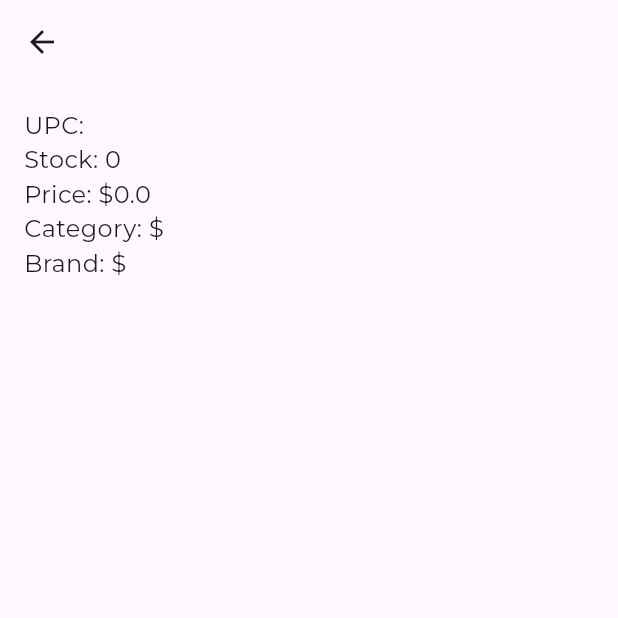
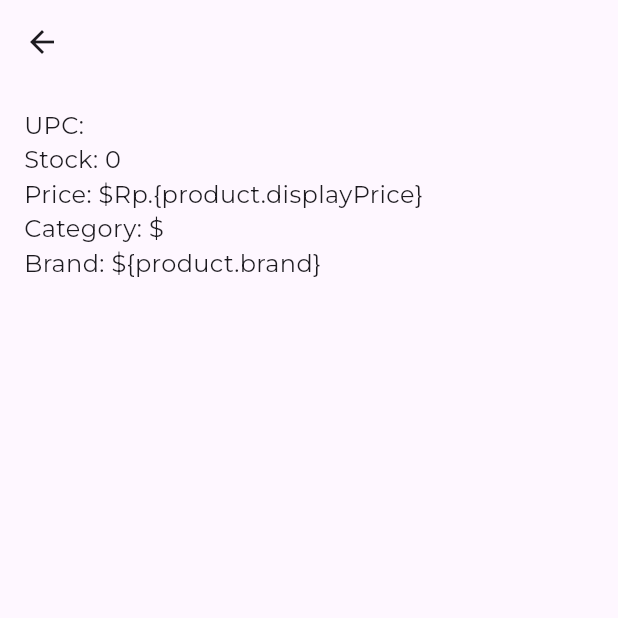
Before and after one commit to VinChriZ/primamobile, a Flutter app: the ProductDetailPage screen opened directly with empty values, on a phone screen of 412 x 824 dp, the top half of it. Run offline on Flutter 3.47's test engine with Material 3 defaults, Android fonts, the phone set to English and light mode, and no system bars; our stand-ins replace bloc, device_info_plus, device_preview, dio, equatable, flutter_bloc and 3 more; missing offline and left inert: android_id, mobile_scanner; accounts and stored records are empty; project files that could hold a hidden picture were left out.

Commit message:
minor change

```diff
--- a/lib/app/pages/home/owner_home/view/pages/profile/bloc/profile_bloc.dart
+++ b/lib/app/pages/home/owner_home/view/pages/profile/bloc/profile_bloc.dart
@@ -27,7 +27,7 @@ class ProfileBloc extends Bloc<ProfileEvent, ProfileState> {
       final role = await userRepository.getRole();
       emit(ProfileLoaded(name: name, role: role));
     } catch (_) {
-      emit(ProfileError(message: "Failed to load profile."));
+      emit(const ProfileError(message: "Failed to load profile."));
     }
   }
 
--- a/lib/app/pages/home/owner_home/view/pages/stock/view/product_detail.dart
+++ b/lib/app/pages/home/owner_home/view/pages/stock/view/product_detail.dart
@@ -18,11 +18,11 @@ class ProductDetailPage extends StatelessWidget {
             Text('UPC: ${product.upc}', style: const TextStyle(fontSize: 16)),
             Text('Stock: ${product.stock}',
                 style: const TextStyle(fontSize: 16)),
-            Text('Price: \$${product.displayPrice}',
+            Text('Price: \$Rp.{product.displayPrice}',
                 style: const TextStyle(fontSize: 16)),
             Text('Category: \$${product.category}',
                 style: const TextStyle(fontSize: 16)),
-            Text('Brand: \$${product.brand}',
+            Text('Brand: \${product.brand}',
                 style: const TextStyle(fontSize: 16)),
             // Add more product details as needed
           ],
```
